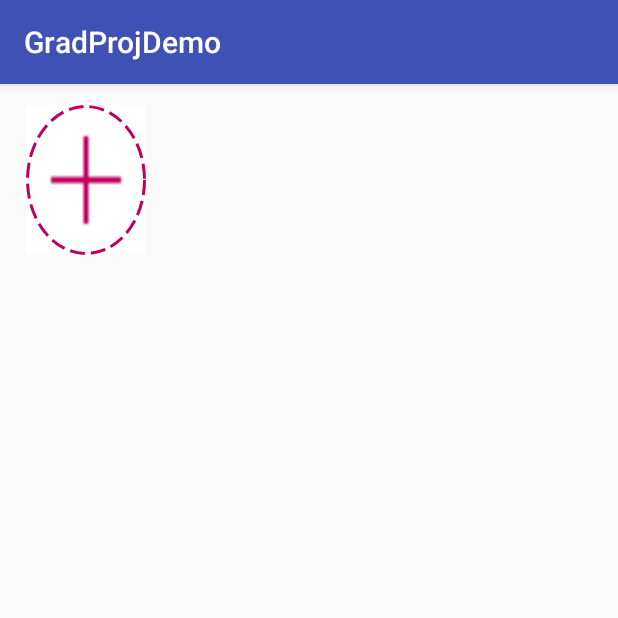
After one commit to AliaaOthman95/Graduation-Project, an Android app: the SceneEngine screen opened directly, with no data from a screen before it, on a phone screen of 412 x 824 dp, the top half of it. The commit adds this screen. Run offline under Robolectric (Android 15) with nearby library versions, the phone set to English and light mode, and no system bars.

Commit message:
initail_scene_creator

```diff
--- a/app/src/main/AndroidManifest.xml
+++ b/app/src/main/AndroidManifest.xml
@@ -22,6 +22,9 @@
             android:name=".view.Book_Shelf_Activity"
             android:label="@string/title_activity_book__shelf_"
             android:theme="@style/AppTheme.NoActionBar"></activity>
+        <activity android:name=".controller.SceneCreator"
+            android:parentActivityName=".controller.SceneEngine"/>
+        <activity android:name=".controller.SceneEngine"></activity>
     </application>
 
 </manifest>
--- /dev/null
+++ b/app/src/main/java/eg/alexu/eng/mobdev/gradprojdemo/controller/SceneEngine.java
@@ -0,0 +1,35 @@
+package eg.alexu.eng.mobdev.gradprojdemo.controller;
+
+import android.annotation.SuppressLint;
+import android.content.Intent;
+import android.os.Bundle;
+import android.support.v7.app.AppCompatActivity;
+import android.view.View;
+import android.widget.ImageButton;
+
+import eg.alexu.eng.mobdev.gradprojdemo.R;
+
+public class SceneEngine extends AppCompatActivity {
+
+    ImageButton newScene;
+
+    @SuppressLint("WrongViewCast")
+    @Override
+    protected void onCreate(Bundle savedInstanceState) {
+        super.onCreate(savedInstanceState);
+        setContentView(R.layout.activity_scene_engine);
+
+        newScene= (ImageButton)findViewById(R.id.newScene);
+
+        newScene.setOnClickListener(new View.OnClickListener() {
+
+            @Override
+            public void onClick(View view) {
+                Intent myintent = new Intent(getBaseContext(), SceneCreator.class);
+                startActivity(myintent);
+
+            }
+        });
+
+    }
+}
--- /dev/null
+++ b/app/src/main/res/drawable/button_dashed_border.xml
@@ -0,0 +1,16 @@
+<?xml version="1.0" encoding="utf-8"?>
+<selector xmlns:android="http://schemas.android.com/apk/res/android">
+
+        <item >
+            <shape android:shape="oval">
+                <solid/>
+                <corners android:radius="50dp" />
+                <stroke
+                    android:color="#bf005f"
+                    android:width="2dp"
+                    android:dashGap="4dp"
+                    android:dashWidth="10dp"
+                    />
+            </shape>
+        </item>
+</selector>
--- /dev/null
+++ b/app/src/main/res/layout/activity_scene_engine.xml
@@ -0,0 +1,22 @@
+<?xml version="1.0" encoding="utf-8"?>
+<RelativeLayout xmlns:android="http://schemas.android.com/apk/res/android"
+    xmlns:tools="http://schemas.android.com/tools"
+    android:layout_width="match_parent"
+    android:layout_height="match_parent"
+    tools:context="eg.alexu.eng.mobdev.gradprojdemo.controller.SceneCreator">
+
+
+    <ImageButton
+        android:id="@+id/newScene"
+        android:layout_width="80dp"
+        android:layout_height="100dp"
+        android:layout_alignParentStart="true"
+        android:layout_alignParentTop="true"
+        android:layout_marginStart="17dp"
+        android:layout_marginTop="14dp"
+        android:background="@drawable/plus_image"
+        android:src="@drawable/button_dashed_border"
+
+        />
+
+</RelativeLayout>
```
Also changed, not shown: app/build.gradle (+9 -7 lines), app/src/main/java/eg/alexu/eng/mobdev/gradprojdemo/controller/SceneCreator.java (+14 -4 lines), app/src/main/java/eg/alexu/eng/mobdev/gradprojdemo/view/Book_Shelf_Activity.java (+6 -2 lines), app/src/main/res/drawable/button_rounded_border.xml (added, +13 -0 lines), app/src/main/res/layout/activity_scene_creator.xml (added, +52 -0 lines), build.gradle (+8 -0 lines), app/src/main/res/drawable/plus_image.png (added), app/src/main/res/drawable/send_image.png (added).
